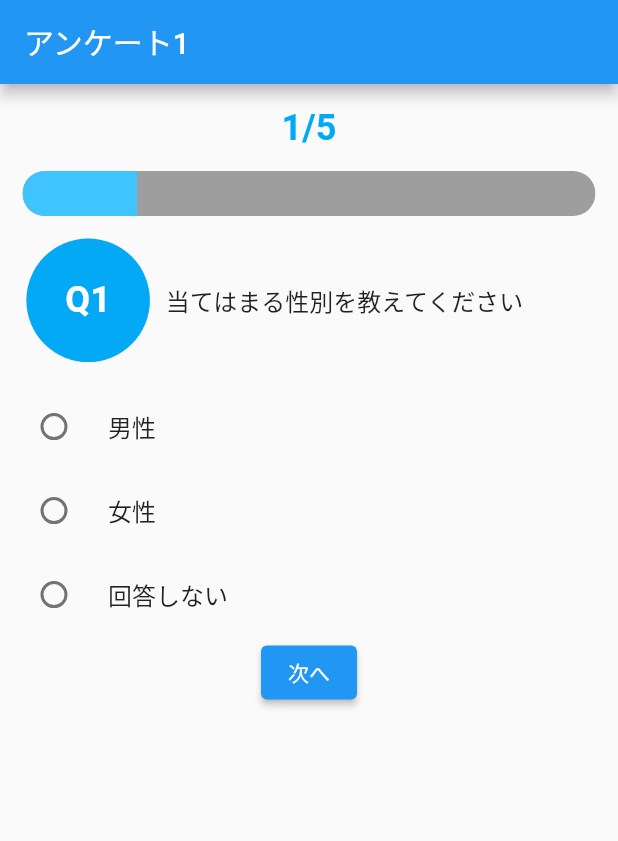
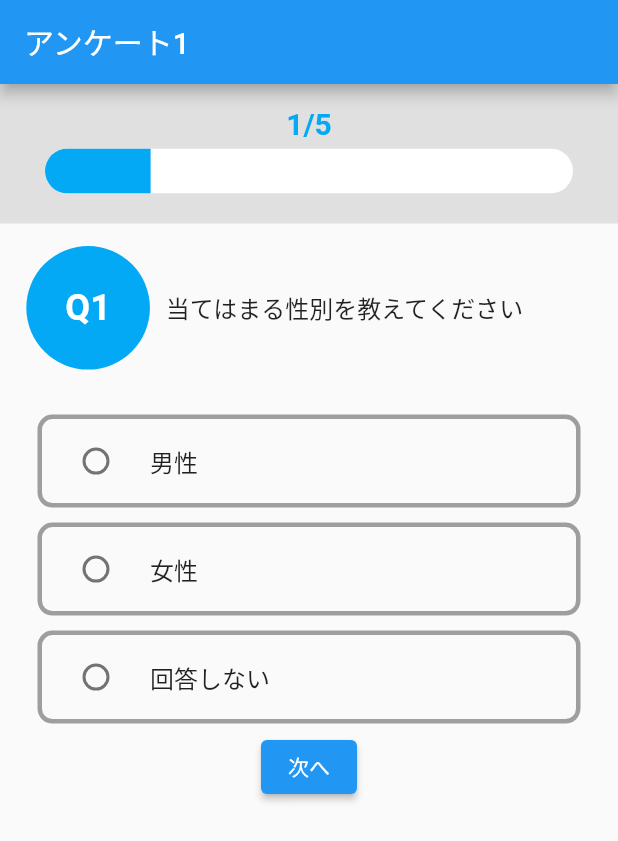
Before and after one commit to Ray-010/mokumoku-a, a Flutter app: the QuestionFirstPage screen opened directly, on a phone screen of 412 x 824 dp. Shown: the top 841 px of the screen. Run offline on Flutter 3.47's test engine with Material 2 defaults, Android fonts, the phone set to English and light mode, and no system bars; our stand-ins replace cloud_firestore, firebase_core, flutter_colorpicker, shared_preferences; accounts and stored records are empty.

Commit message:
アンケート機能

```diff
--- a/lib/menu/questionnaire/question_first.dart
+++ b/lib/menu/questionnaire/question_first.dart
@@ -1,4 +1,5 @@
 import 'package:cloud_firestore/cloud_firestore.dart';
+import 'package:flutter/cupertino.dart';
 import 'package:flutter/foundation.dart';
 import 'package:flutter/material.dart';
 import 'package:mokumoku_a/menu/questionnaire/question_first_model.dart';
@@ -19,12 +20,16 @@ class QuestionFirstPage extends StatelessWidget {
         ),
         body: Column(
           children: [
+            Container(
+              color: Colors.grey[300],
+              child: Column(
+                children: [
                   Padding(
-              padding: const EdgeInsets.symmetric(vertical: 15.0),
+                    padding: const EdgeInsets.only(top: 15.0),
                     child: Text(
                       '1/5',
                       style: TextStyle(
-                  fontSize: 24,
+                        fontSize: 20,
                         fontWeight: FontWeight.bold,
                         color: Colors.lightBlue,
                       ),
@@ -33,18 +38,23 @@ class QuestionFirstPage extends StatelessWidget {
 
                   // プログレスバー
                   Padding(
-              padding: const EdgeInsets.symmetric(horizontal: 15.0),
+                    padding: const EdgeInsets.only(right: 30.0, left: 30.0, top: 5.0, bottom: 20.0),
                     child: ClipRRect(
                       borderRadius: BorderRadius.all(Radius.circular(30)),
                       child: LinearProgressIndicator(
-                  backgroundColor: Colors.grey,
-                  valueColor: new AlwaysStoppedAnimation<Color>(Colors.lightBlueAccent),
+                        backgroundColor: Colors.white,
+                        valueColor: new AlwaysStoppedAnimation<Color>(Colors.lightBlue),
                         minHeight: 30,
                         value: _progress,
                       ),
                     ),
                   ),
 
+                ],
+              ),
+            ),
+
+            // 質問内容
             Padding(
               padding: const EdgeInsets.all(15.0),
               child: Row(
@@ -87,34 +97,79 @@ class QuestionFirstPage extends StatelessWidget {
                 ],
               ),
             ),
-            Consumer<QuestionFirstModel>(builder: (context, model, child) {
+
+
+            Padding(
+              padding: const EdgeInsets.all(10.0),
+              child: Consumer<QuestionFirstModel>(builder: (context, model, child) {
                 SingingCharacter? _character = model.character;
 
                 return Column(
                   children: [
-                  RadioListTile<SingingCharacter>(
+                    Padding(
+                      padding: const EdgeInsets.symmetric(horizontal: 15.0, vertical: 5.0),
+                      child: Container(
+                        child: RadioListTile<SingingCharacter>(
                           title: const Text('男性'),
+                          activeColor: Colors.lightBlue,
                           value: SingingCharacter.first,
                           groupValue: _character,
                           onChanged: (SingingCharacter? value) {
                             model.setSelected(value);
                           },
                         ),
-                  RadioListTile<SingingCharacter>(
+                        decoration: BoxDecoration(
+                          border: Border.all(
+                            width: 3,
+                            color: model.character == SingingCharacter.first ? Colors.lightBlue : Colors.grey,
+                          ),
+                          borderRadius: BorderRadius.circular(10),
+                        ),
+                      ),
+                    ),
+
+                    Padding(
+                      padding: const EdgeInsets.symmetric(horizontal: 15.0, vertical: 5.0),
+                      child: Container(
+                        child: RadioListTile<SingingCharacter>(
                           title: const Text('女性'),
+                          activeColor: Colors.lightBlue,
                           value: SingingCharacter.second,
                           groupValue: _character,
                           onChanged: (SingingCharacter? value) {
                             model.setSelected(value);
                           },
                         ),
-                  RadioListTile<SingingCharacter>(
+                        decoration: BoxDecoration(
+                          border: Border.all(
+                            width: 3,
+                            color: model.character == SingingCharacter.second ? Colors.lightBlue : Colors.grey,
+                          ),
+                          borderRadius: BorderRadius.circular(10),
+                        ),
+                      ),
+                    ),
+
+                    Padding(
+                      padding: const EdgeInsets.symmetric(horizontal: 15.0, vertical: 5.0),
+                      child: Container(
+                        child: RadioListTile<SingingCharacter>(
                           title: const Text('回答しない'),
+                          activeColor: Colors.lightBlue,
                           value: SingingCharacter.third,
                           groupValue: _character,
                           onChanged: (SingingCharacter? value) {
                             model.setSelected(value);
                           },
+                        ),
+                        decoration: BoxDecoration(
+                          border: Border.all(
+                            width: 3,
+                            color: model.character == SingingCharacter.third ? Colors.lightBlue : Colors.grey,
+                          ),
+                          borderRadius: BorderRadius.circular(10),
+                        ),
+                      ),
                     ),
 
 
@@ -141,6 +196,7 @@ class QuestionFirstPage extends StatelessWidget {
                   ],
                 );
               }),
+            ),
           ],
         ),
       ),
```
Lines whose indentation alone changed are shown as unchanged.
